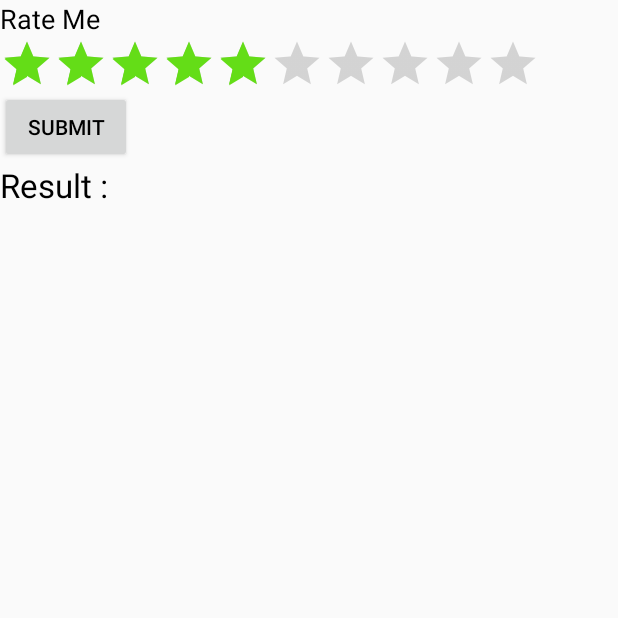
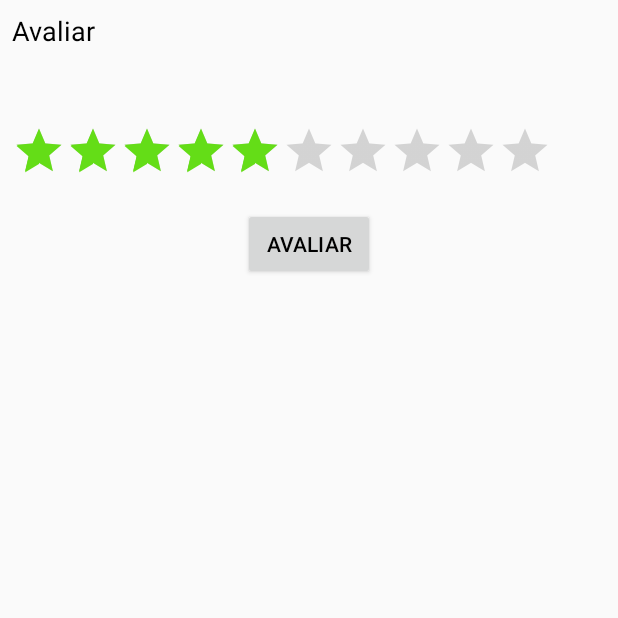
Before and after one commit to efefarias/ProjetoListaArtistas, an Android app: the AvaliacaoActivity screen opened directly, with no data from a screen before it, on a phone screen of 412 x 824 dp, the top half of it. Run offline under Robolectric (Android 15) with nearby library versions, the phone set to English and light mode, and no system bars.

Commit message:
FASF - Implementando rotina para avaliar artistas

```diff
--- a/app/src/main/java/br/com/projeto/projetolistaartistas/PessoasAdapter.java
+++ b/app/src/main/java/br/com/projeto/projetolistaartistas/PessoasAdapter.java
@@ -34,9 +34,9 @@ public class PessoasAdapter extends ArrayAdapter<Pessoa> {
                     R.layout.item_pessoa, null);
         }
 
-        float qtdVotos = 0;
-        float somaVotos = 0;
-        float mediaVotos = 0;
+        double qtdVotos = 0;
+        double somaVotos = 0;
+        double mediaVotos = 0;
 
         ImageView imgCapa     = (ImageView)convertView.findViewById(R.id.img_capa);
         TextView txtNome      = (TextView)convertView.findViewById(R.id.txt_nome);
--- a/app/src/main/res/layout/rating_bar.xml
+++ b/app/src/main/res/layout/rating_bar.xml
@@ -2,22 +2,23 @@
 <LinearLayout xmlns:android="http://schemas.android.com/apk/res/android"
     android:layout_width="fill_parent"
     android:layout_height="fill_parent"
-    android:orientation="vertical" >
+    android:orientation="vertical"
+    android:layout_margin="8dp">
 
     <TextView
         android:id="@+id/lblRateMe"
         android:layout_width="wrap_content"
         android:layout_height="wrap_content"
-        android:text="Rate Me"
+        android:text="Avaliar "
         android:textAppearance="?android:attr/textAppearanceMedium" />
 
 
     <RatingBar
+        android:layout_marginTop="50dp"
         android:id="@+id/ratingBar"
         style="?android:attr/ratingBarStyleIndicator"
         android:layout_width="wrap_content"
         android:layout_height="wrap_content"
-
         android:numStars="10"
         android:isIndicator="false"
         android:stepSize="1.0"
@@ -26,11 +27,13 @@
 
     <Button
         android:id="@+id/btnSubmit"
+        android:layout_marginTop="20dp"
         android:layout_width="wrap_content"
         android:layout_height="wrap_content"
-        android:text="Submit" />
+        android:layout_gravity="center"
+        android:text="Avaliar" />
 
-    <LinearLayout
+    <!--<LinearLayout
         android:id="@+id/linearLayout1"
         android:layout_width="match_parent"
         android:layout_height="wrap_content" >
@@ -49,6 +52,6 @@
             android:text=""
             android:textAppearance="?android:attr/textAppearanceSmall" />
 
-    </LinearLayout>
+    </LinearLayout> -->
 
 </LinearLayout>
```
Also changed, not shown: app/src/main/java/br/com/projeto/projetolistaartistas/AvaliacaoActivity.java (+11 -5 lines), app/src/main/java/br/com/projeto/projetolistaartistas/DetalhePessoaFragment.java (+20 -24 lines), app/src/main/java/br/com/projeto/projetolistaartistas/model/Avaliacao.java (+4 -4 lines).
